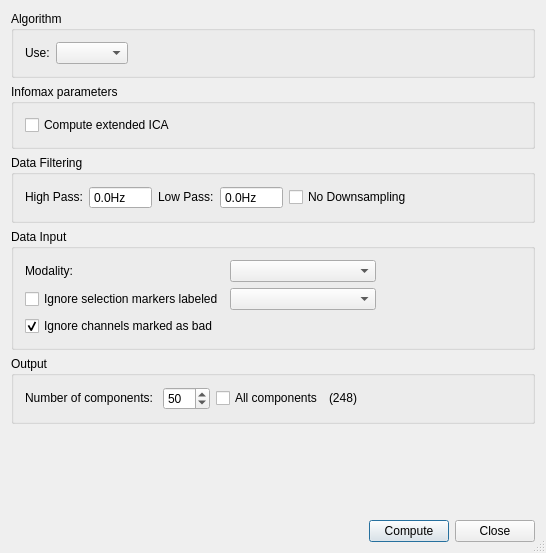
The window that src/plugins/ICA/ICASettings.ui (HIP-infrastructure/anywave-code) describes before a commit, drawn with Qt 5.
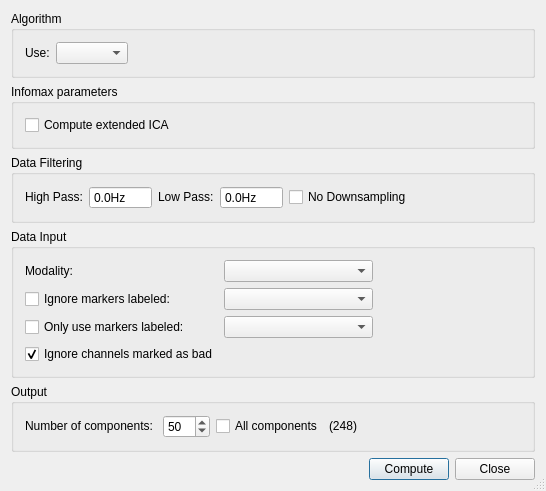
The same window after the commit. Icons and pictures are not drawn.

Commit message: Modified ICA plugin to be able to run on selections using markers.

```diff
--- a/src/plugins/ICA/ICASettings.ui
+++ b/src/plugins/ICA/ICASettings.ui
@@ -7,7 +7,7 @@
     <x>0</x>
     <y>0</y>
     <width>546</width>
-    <height>553</height>
+    <height>424</height>
    </rect>
   </property>
   <property name="windowTitle">
@@ -23,7 +23,7 @@
   <property name="modal">
    <bool>true</bool>
   </property>
-  <layout class="QVBoxLayout" name="verticalLayout_2">
+  <layout class="QVBoxLayout" name="verticalLayout_3">
    <item>
     <widget class="QGroupBox" name="groupBox_4">
      <property name="title">
@@ -218,22 +218,9 @@
      <property name="title">
       <string>Data Input</string>
      </property>
-     <layout class="QGridLayout" name="gridLayout_3">
-      <item row="0" column="0">
+     <layout class="QVBoxLayout" name="verticalLayout_2">
+      <item>
        <layout class="QGridLayout" name="gridLayout_4">
-        <item row="1" column="0">
-         <widget class="QCheckBox" name="checkIgnoreMarker">
-          <property name="sizePolicy">
-           <sizepolicy hsizetype="Preferred" vsizetype="Fixed">
-            <horstretch>0</horstretch>
-            <verstretch>0</verstretch>
-           </sizepolicy>
-          </property>
-          <property name="text">
-           <string>Ignore selection markers labeled</string>
-          </property>
-         </widget>
-        </item>
         <item row="0" column="1">
          <widget class="QComboBox" name="comboModality">
           <property name="sizePolicy">
@@ -267,7 +254,20 @@
           </property>
          </widget>
         </item>
-        <item row="2" column="0">
+        <item row="1" column="0">
+         <widget class="QCheckBox" name="checkIgnoreMarker">
+          <property name="sizePolicy">
+           <sizepolicy hsizetype="Preferred" vsizetype="Fixed">
+            <horstretch>0</horstretch>
+            <verstretch>0</verstretch>
+           </sizepolicy>
+          </property>
+          <property name="text">
+           <string>Ignore markers labeled:</string>
+          </property>
+         </widget>
+        </item>
+        <item row="3" column="0">
          <widget class="QCheckBox" name="ignoreBads">
           <property name="sizePolicy">
            <sizepolicy hsizetype="Preferred" vsizetype="Fixed">
@@ -296,6 +296,29 @@
           </property>
          </spacer>
         </item>
+        <item row="2" column="0">
+         <widget class="QCheckBox" name="checkUseMarkers">
+          <property name="sizePolicy">
+           <sizepolicy hsizetype="Preferred" vsizetype="Fixed">
+            <horstretch>0</horstretch>
+            <verstretch>0</verstretch>
+           </sizepolicy>
+          </property>
+          <property name="text">
+           <string>Only use markers labeled:</string>
+          </property>
+         </widget>
+        </item>
+        <item row="2" column="1">
+         <widget class="QComboBox" name="comboUseMarkers">
+          <property name="sizePolicy">
+           <sizepolicy hsizetype="Expanding" vsizetype="Fixed">
+            <horstretch>0</horstretch>
+            <verstretch>0</verstretch>
+           </sizepolicy>
+          </property>
+         </widget>
+        </item>
        </layout>
       </item>
      </layout>
```
The commit also changes 4 other files.
